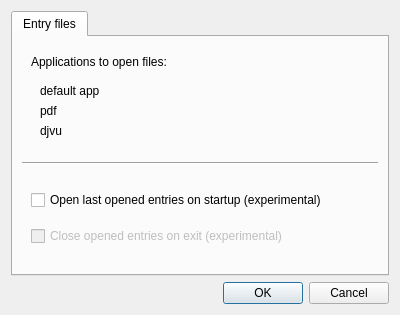
The window that amt/views/ui/settingsDialog.ui (eg0rim/amt) describes before a commit, drawn with Qt 5.
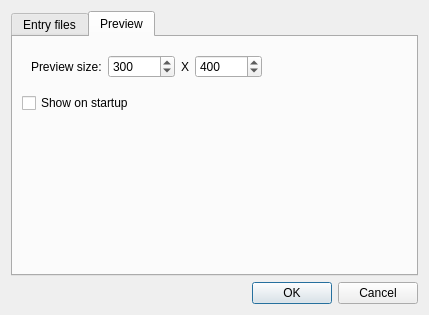
The same window after the commit. The open tabs and pages were chosen to show the change. Custom widgets are drawn as their Qt base class.

Commit message: preview settings added

Diff of the .ui file:
```diff
--- a/amt/views/ui/settingsDialog.ui
+++ b/amt/views/ui/settingsDialog.ui
@@ -6,7 +6,7 @@
    <rect>
     <x>0</x>
     <y>0</y>
-    <width>400</width>
+    <width>429</width>
     <height>315</height>
    </rect>
   </property>
@@ -30,7 +30,7 @@
           <item>
            <widget class="QLabel" name="appsLabel">
             <property name="text">
-             <string>Applications to open files:</string>
+             <string>Set applications to open files:</string>
             </property>
            </widget>
           </item>
@@ -102,6 +102,111 @@
           </item>
          </layout>
         </widget>
+       </item>
+       <item>
+        <spacer name="verticalSpacer_2">
+         <property name="orientation">
+          <enum>Qt::Vertical</enum>
+         </property>
+         <property name="sizeHint" stdset="0">
+          <size>
+           <width>20</width>
+           <height>40</height>
+          </size>
+         </property>
+        </spacer>
+       </item>
+      </layout>
+     </widget>
+     <widget class="QWidget" name="tabPreview">
+      <attribute name="title">
+       <string>Preview</string>
+      </attribute>
+      <layout class="QVBoxLayout" name="verticalLayout_5">
+       <item>
+        <widget class="QWidget" name="widget" native="true">
+         <layout class="QHBoxLayout" name="horizontalLayout">
+          <item>
+           <widget class="QLabel" name="label">
+            <property name="text">
+             <string>Preview size:</string>
+            </property>
+           </widget>
+          </item>
+          <item>
+           <widget class="QSpinBox" name="previewWidthBox">
+            <property name="toolTip">
+             <string>Preview width</string>
+            </property>
+            <property name="minimum">
+             <number>1</number>
+            </property>
+            <property name="maximum">
+             <number>16777215</number>
+            </property>
+            <property name="value">
+             <number>300</number>
+            </property>
+           </widget>
+          </item>
+          <item>
+           <widget class="QLabel" name="label_2">
+            <property name="text">
+             <string>X</string>
+            </property>
+           </widget>
+          </item>
+          <item>
+           <widget class="QSpinBox" name="previewHeightBox">
+            <property name="toolTip">
+             <string>Preview height</string>
+            </property>
+            <property name="minimum">
+             <number>1</number>
+            </property>
+            <property name="maximum">
+             <number>16777215</number>
+            </property>
+            <property name="value">
+             <number>400</number>
+            </property>
+           </widget>
+          </item>
+          <item>
+           <spacer name="horizontalSpacer">
+            <property name="orientation">
+             <enum>Qt::Horizontal</enum>
+            </property>
+            <property name="sizeHint" stdset="0">
+             <size>
+              <width>40</width>
+              <height>20</height>
+             </size>
+            </property>
+           </spacer>
+          </item>
+         </layout>
+        </widget>
+       </item>
+       <item>
+        <widget class="QCheckBox" name="showPreviewOnStartCheckBox">
+         <property name="text">
+          <string>Show on startup</string>
+         </property>
+        </widget>
+       </item>
+       <item>
+        <spacer name="verticalSpacer">
+         <property name="orientation">
+          <enum>Qt::Vertical</enum>
+         </property>
+         <property name="sizeHint" stdset="0">
+          <size>
+           <width>20</width>
+           <height>40</height>
+          </size>
+         </property>
+        </spacer>
        </item>
       </layout>
      </widget>
```
Left out of the diff: 3 changed lines with no effect on the pictures. The commit also changes 3 other files.
